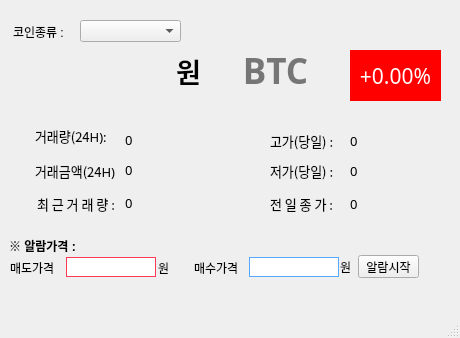
Above: ui/upbitinfo.ui from Hamburger240329/my-upbitApiTest-20240408 before the change. Below: the same form after it.
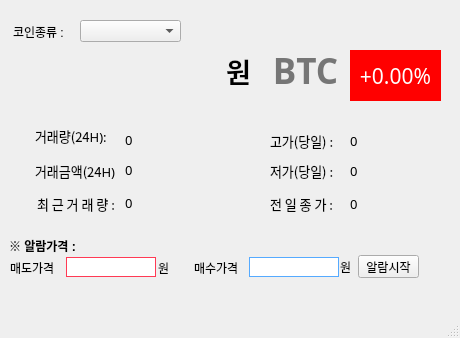
That is the form after the change.

Commit message: ㅁ 텔레그램 알람 업데이트 추가 ㅁ 플래그 값 추가 - 무한반복알람방지 ㅁ 패키지 생성(PyInstaller설치)

What changed in the file:
```diff
--- a/ui/upbitinfo.ui
+++ b/ui/upbitinfo.ui
@@ -19,7 +19,7 @@
      <rect>
       <x>10</x>
       <y>40</y>
-      <width>191</width>
+      <width>241</width>
       <height>61</height>
      </rect>
     </property>
@@ -339,7 +339,7 @@
    <widget class="QLabel" name="coin_ticker_label">
     <property name="geometry">
      <rect>
-      <x>210</x>
+      <x>240</x>
       <y>40</y>
       <width>131</width>
       <height>61</height>
```
The commit also changes 2 other files.
